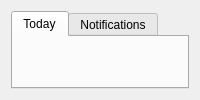
First picture: the form in NotificationCenter/mainwindow.ui, repository LinuxNotifier/NotificationCenter, before the edit.
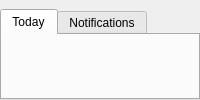
Second picture: the form after the edit.

Commit message: fix fatty margin

The edit to the form file:
```diff
--- a/NotificationCenter/mainwindow.ui
+++ b/NotificationCenter/mainwindow.ui
@@ -6,6 +6,18 @@
    <string>Notification Center</string>
   </property>
   <layout class="QVBoxLayout" name="verticalLayout">
+   <property name="leftMargin">
+    <number>0</number>
+   </property>
+   <property name="topMargin">
+    <number>9</number>
+   </property>
+   <property name="rightMargin">
+    <number>0</number>
+   </property>
+   <property name="bottomMargin">
+    <number>0</number>
+   </property>
    <item>
     <widget class="QTabWidget" name="tabWidget">
      <property name="currentIndex">
```
